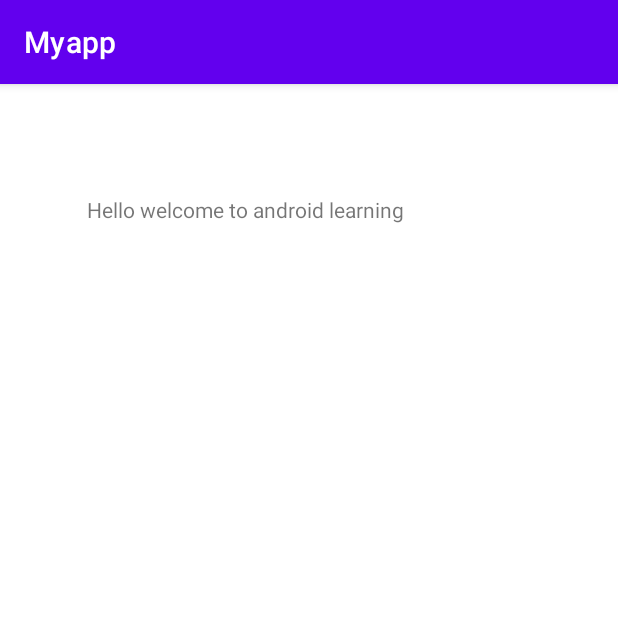
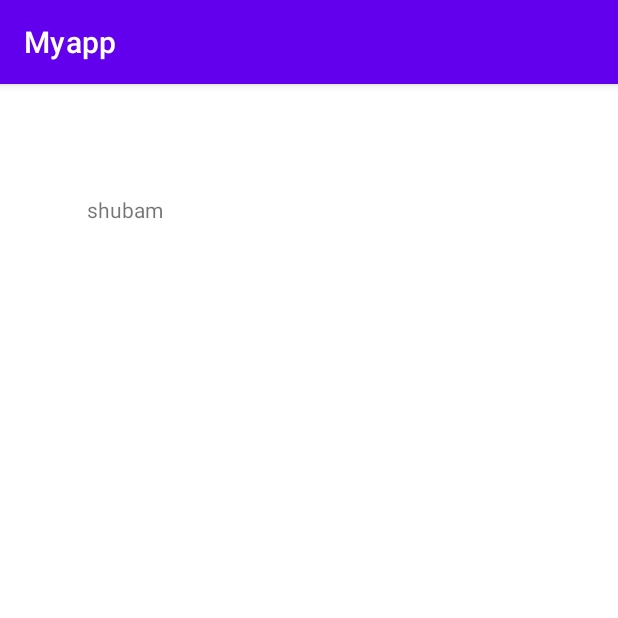
Before and after one commit to abdultanveer/Myapp, an Android app: the screen it shows after launch (HomeActivity), after a tap on "LOGIN", on a phone screen of 412 x 824 dp, the top half of it. Run offline under Robolectric (Android 15) with nearby library versions, the phone set to English and light mode, and no system bars.

Commit message:
passing data to home activity_home.xml

```diff
--- a/app/src/main/java/com/next/myapp/HomeActivity.java
+++ b/app/src/main/java/com/next/myapp/HomeActivity.java
@@ -3,6 +3,7 @@ package com.next.myapp;
 import androidx.appcompat.app.AppCompatActivity;
 
 import android.os.Bundle;
+import android.widget.TextView;
 
 public class HomeActivity extends AppCompatActivity {
 
@@ -10,5 +11,10 @@ public class HomeActivity extends AppCompatActivity {
     protected void onCreate(Bundle savedInstanceState) {
         super.onCreate(savedInstanceState);
         setContentView(R.layout.activity_home);
+        String name = getIntent().getExtras().getString("studentsname");
+
+        TextView nameTextView;
+        nameTextView = findViewById(R.id.textViewhome);
+        nameTextView.setText(name);
     }
 }
--- a/app/src/main/java/com/next/myapp/MainActivity.java
+++ b/app/src/main/java/com/next/myapp/MainActivity.java
@@ -19,8 +19,9 @@ public class MainActivity extends AppCompatActivity {
 
         switch (view.getId()){
             case R.id.buttonlogin:
-              //  Toast.makeText(this, "login successful", Toast.LENGTH_SHORT).show();
                 Intent hIntent = new Intent(MainActivity.this,HomeActivity.class);
+                String name = "shubam";
+                hIntent.putExtra("studentsname",name);
                 startActivity(hIntent);
                 break;
             case R.id.buttoncancel:
--- a/app/src/main/res/layout/activity_home.xml
+++ b/app/src/main/res/layout/activity_home.xml
@@ -7,7 +7,7 @@
     tools:context=".HomeActivity">
 
     <TextView
-        android:id="@+id/textView"
+        android:id="@+id/textViewhome"
         android:layout_width="wrap_content"
         android:layout_height="wrap_content"
         android:layout_marginStart="58dp"
```
